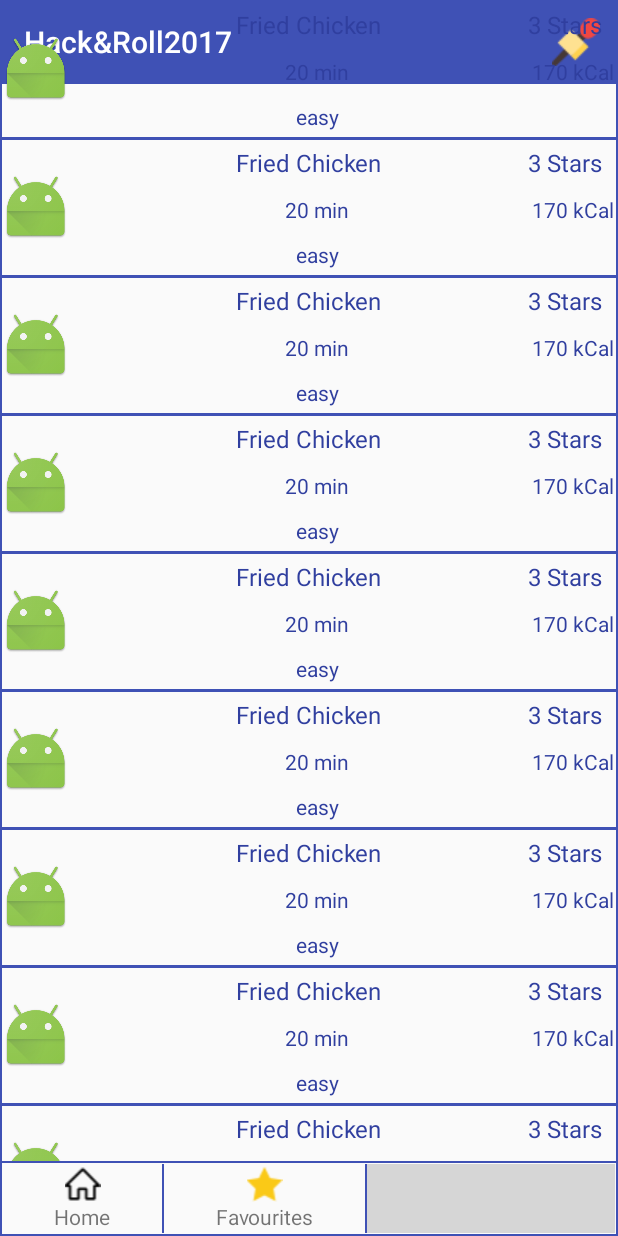
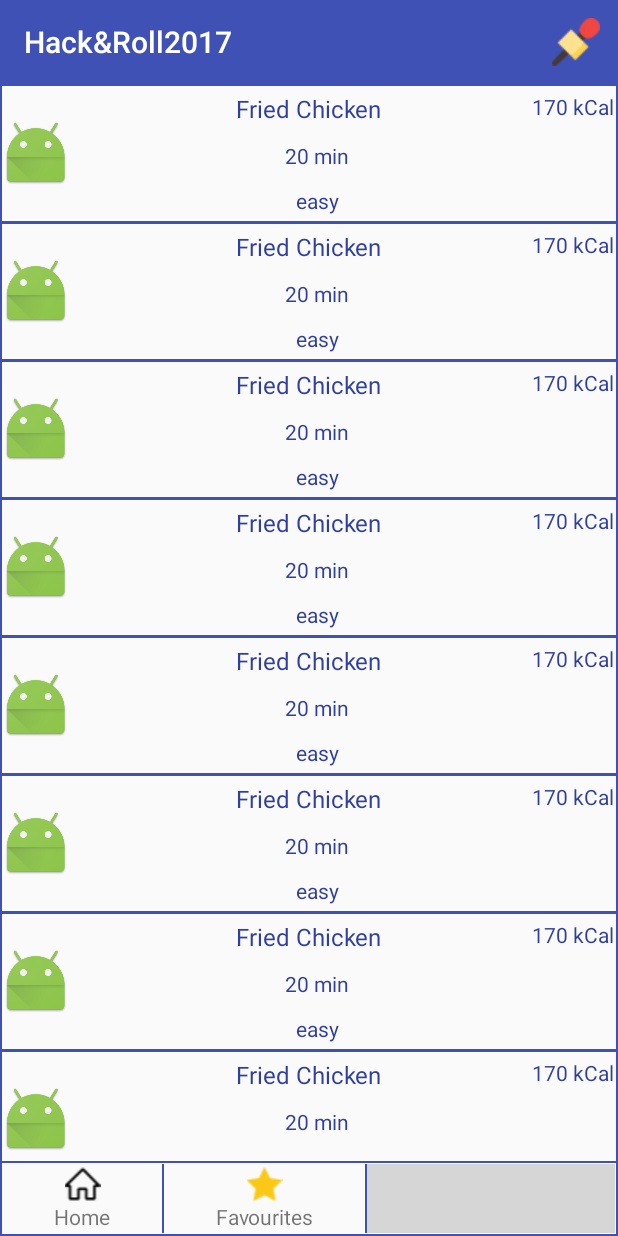
Before and after one commit to footyapps27/hacknroll2017, an Android app: the screen it shows after launch (DashboardActivity), after a tap on "Favourites", on a phone screen of 412 x 824 dp. Run offline under Robolectric (Android 15) with nearby library versions, the phone set to English and light mode, and no system bars; our stand-ins replace ButterKnife, Volley; grey boxes are pictures that could not be loaded.

Commit message:
modify pages

```diff
--- a/mobile/src/main/res/layout/activity_main.xml
+++ b/mobile/src/main/res/layout/activity_main.xml
@@ -2,8 +2,8 @@
 <RelativeLayout xmlns:android="http://schemas.android.com/apk/res/android"
     android:id="@+id/activity_main"
     android:layout_width="match_parent"
-    android:layout_height="match_parent"
-    >
+    android:layout_height="match_parent">
+
     <include
         android:id="@+id/title_bar"
         layout="@layout/toolbar_layout" />
@@ -17,7 +17,7 @@
         android:layout_width="match_parent"
         android:layout_height="match_parent"
         android:layout_above="@+id/bottom_bar"
-        android:orientation="vertical" />
+        android:layout_below="@id/title_bar" />
 
 
 </RelativeLayout>
--- a/mobile/src/main/res/layout/list_item_receipe.xml
+++ b/mobile/src/main/res/layout/list_item_receipe.xml
@@ -23,12 +23,13 @@
         android:gravity="center"
         android:orientation="vertical">
 
-        <TextView
+        <LinearLayout
             android:id="@+id/rating"
-            style="@style/ReceiptListTitle"
             android:layout_width="wrap_content"
             android:layout_height="wrap_content"
-            android:text="3 Stars" />
+            android:orientation="horizontal">
+
+        </LinearLayout>
 
         <TextView
             android:id="@+id/kcal"
```
